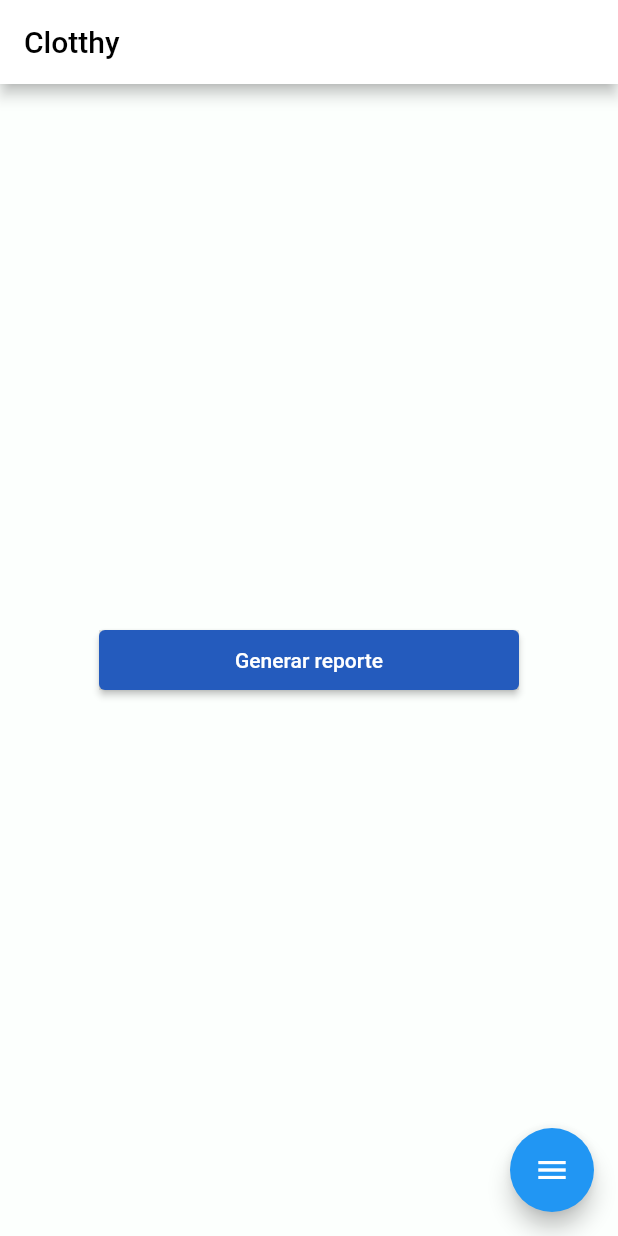
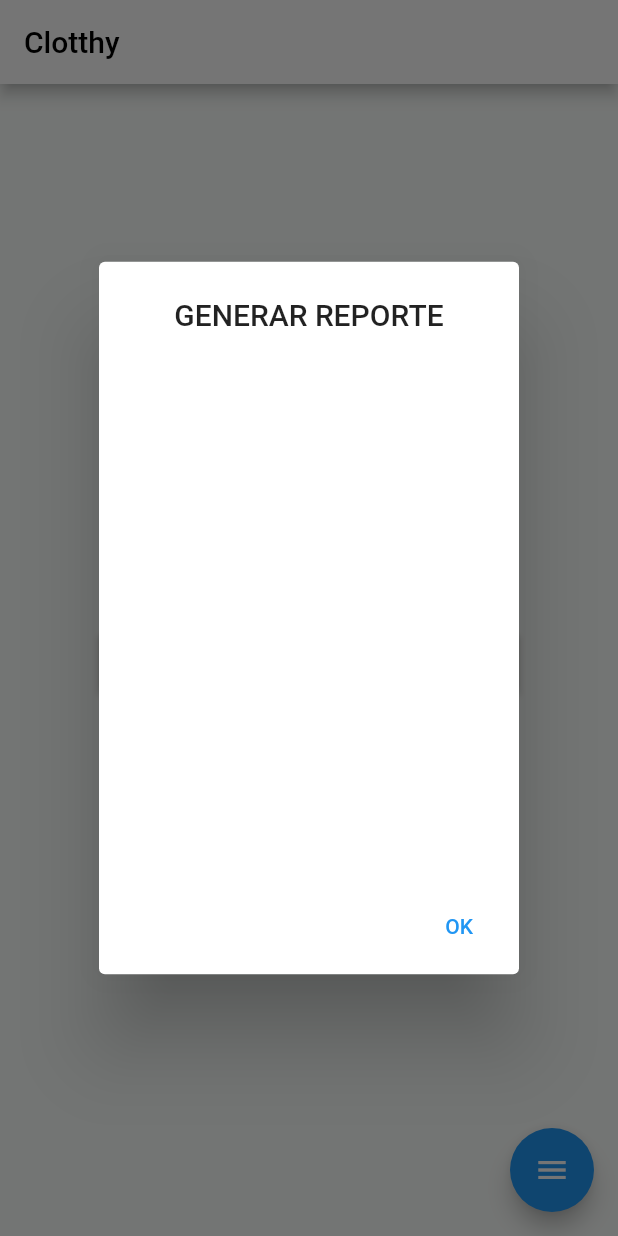
Before and after one commit to esneiderjr/Android, a Flutter app: the screen it shows after launch, after a tap on "Generar reporte", on a phone screen of 412 x 824 dp. Run offline on Flutter 3.47's test engine with Material 2 defaults, Android fonts, the phone set to English and light mode, and no system bars; our stand-ins replace google_fonts.

Commit message:
alertdialog en reports

```diff
--- a/mobile/lib/Reports.dart
+++ b/mobile/lib/Reports.dart
@@ -1,4 +1,5 @@
 import 'package:flutter/material.dart';
+import 'package:google_fonts/google_fonts.dart';
 
 class Reports extends StatefulWidget {
   const Reports({Key? key}) : super(key: key);
@@ -27,6 +28,7 @@ class _ReportsState extends State<Reports> {
       ),
       body: Center(
         child: Container(
+          // este es el boton para generar reportes
           color: Colors.black.withAlpha(25),
           width: 280,
           height: 40,
@@ -34,7 +36,36 @@ class _ReportsState extends State<Reports> {
             style: ButtonStyle(
                 backgroundColor: MaterialStateProperty.all<Color>(
                     Color.fromARGB(255, 36, 91, 189))),
-            onPressed: () {},
+            onPressed: () {
+              // el AlertDialog para poder elegir la fecha del reporte
+              AlertDialog alert = AlertDialog(
+                title: const Text(
+                  'GENERAR REPORTE',
+                  // style: GoogleFonts.sourceSansPro(),
+                  textAlign: TextAlign.center,
+                ),
+                content: Container(
+                  height: 320,
+                  width: 210,
+                  child: Column(
+                    children: [Text('')],
+                  ),
+                ),
+                actions: <Widget>[
+                  TextButton(
+                    child: const Text('OK'),
+                    onPressed: () {
+                      Navigator.pop(context, 'OK');
+                    },
+                  ),
+                ],
+              );
+              showDialog(
+                  context: context,
+                  builder: (BuildContext context) {
+                    return alert;
+                  });
+            },
             child: Text('Generar reporte'),
           ),
         ),
--- a/mobile/pubspec.yaml
+++ b/mobile/pubspec.yaml
@@ -35,6 +35,7 @@ dependencies:
   # Use with the CupertinoIcons class for iOS style icons.
   cupertino_icons: ^1.0.2
   animate_do: ^2.1.0
+  google_fonts: ^2.3.1
 
 dev_dependencies:
   flutter_test:
```
Also changed, not shown: mobile/pubspec.lock.
